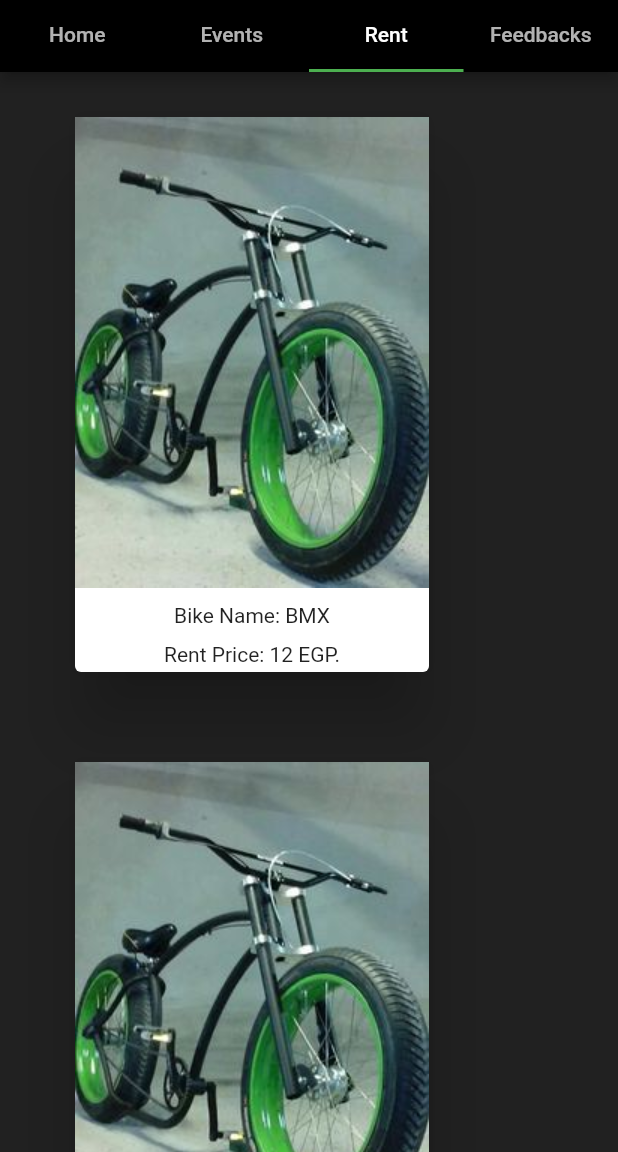
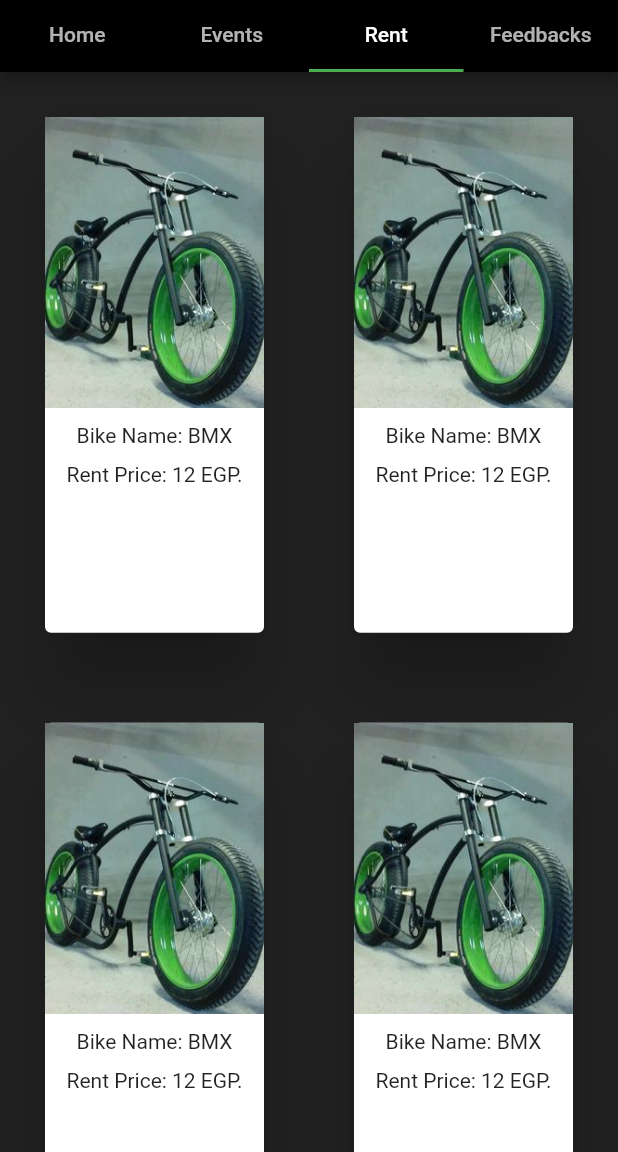
Before and after one commit to Mina-Alphonse/bikezone, a Flutter app: the screen it shows after launch, tab 3 chosen, on a phone screen of 412 x 824 dp, the part 84-1236 px from its top. Run offline on Flutter 3.47's test engine with Material 2 defaults, Android fonts, the phone set to English and light mode, and no system bars.

Commit message:
Responsive web

```diff
--- a/lib/pages/RentPage.dart
+++ b/lib/pages/RentPage.dart
@@ -1,31 +1,39 @@
+import 'package:bikezone/widgets/EventsPage/RentDialog.dart';
 import 'package:flutter/material.dart';
 
 class RentPage extends StatelessWidget {
   @override
   Widget build(BuildContext context) {
     Size size = MediaQuery.of(context).size;
+    var pageWidth = size.width;
+    var pageHeight = size.height;
+
+    if (pageWidth < 800) {
+      pageHeight *= 0.7;
+      pageWidth *= 2;
+    }
+
     return Scaffold(
       backgroundColor: Colors.grey.shade900,
       body: Container(
           width: size.width,
+          height: size.height,
           child: ListView(
             children: [
               Wrap(
-                // mainAxisSize: MainAxisSize.max,
-                // mainAxisAlignment: MainAxisAlignment.spaceEvenly,
-                // alignment: WrapAlignment.spaceEvenly,
                 children: [
-                  bikecards(),
-                  bikecards(),
-                  bikecards(),
-                  bikecards(),
-                  bikecards(),
-                  bikecards(),
-                  bikecards(),
-                  bikecards(),
-                  bikecards(),
-                  bikecards(),
-                  bikecards(),
+                  bikecards(context, pageHeight, pageWidth),
+                  bikecards(context, pageHeight, pageWidth),
+                  bikecards(context, pageHeight, pageWidth),
+                  bikecards(context, pageHeight, pageWidth),
+                  bikecards(context, pageHeight, pageWidth),
+                  bikecards(context, pageHeight, pageWidth),
+                  bikecards(context, pageHeight, pageWidth),
+                  bikecards(context, pageHeight, pageWidth),
+                  bikecards(context, pageHeight, pageWidth),
+                  bikecards(context, pageHeight, pageWidth),
+                  bikecards(context, pageHeight, pageWidth),
+                  bikecards(context, pageHeight, pageWidth),
                 ],
               ),
             ],
@@ -34,11 +42,18 @@ class RentPage extends StatelessWidget {
   }
 }
 
-Widget bikecards() {
-  return Container(
+Widget bikecards(BuildContext context, var pheigth, var pwidth) {
+  return GestureDetector(
+    onTap: () => showDialog(
+      context: context,
+      builder: (context) => rentDialog(
+        context: context,
+      ),
+    ),
+    child: Container(
       alignment: Alignment.topCenter,
-    height: 430,
-    width: 336,
+      height: pheigth * 0.7,
+      width: pwidth * 0.25,
       child: Card(
         margin: EdgeInsets.all(30),
         elevation: 20,
@@ -57,5 +72,6 @@ Widget bikecards() {
           ],
         ),
       ),
+    ),
   );
 }
--- a/lib/pages/TabBarPage.dart
+++ b/lib/pages/TabBarPage.dart
@@ -6,8 +6,8 @@ import 'package:flutter/material.dart';
 class TabBarDemo extends StatelessWidget {
   @override
   Widget build(BuildContext context) {
-    final double w = MediaQuery.of(context).size.width;
-    final double h = MediaQuery.of(context).size.height;
+    double w = MediaQuery.of(context).size.width;
+    //  double h = MediaQuery.of(context).size.height;
 
     return MaterialApp(
       home: DefaultTabController(
--- a/lib/widgets/HomePage/CustomContainer.dart
+++ b/lib/widgets/HomePage/CustomContainer.dart
@@ -15,6 +15,8 @@ Container customContainer({
       borderRadius: BorderRadius.circular(30),
     ),
     child: Column(
+      mainAxisAlignment: MainAxisAlignment.center,
+      crossAxisAlignment: CrossAxisAlignment.center,
       children: [
         Text(
           title,
```
Also changed, not shown: lib/pages/EventsPage.dart (+4 -3 lines), lib/pages/HomePage.dart (+13 -4 lines), lib/widgets/EventsPage/EventContainer.dart (+7 -2 lines), lib/widgets/EventsPage/EventDialog.dart (+11 -3 lines), lib/widgets/EventsPage/RentDialog.dart (added, +111 -0 lines). Lines whose indentation alone changed are shown as unchanged.
